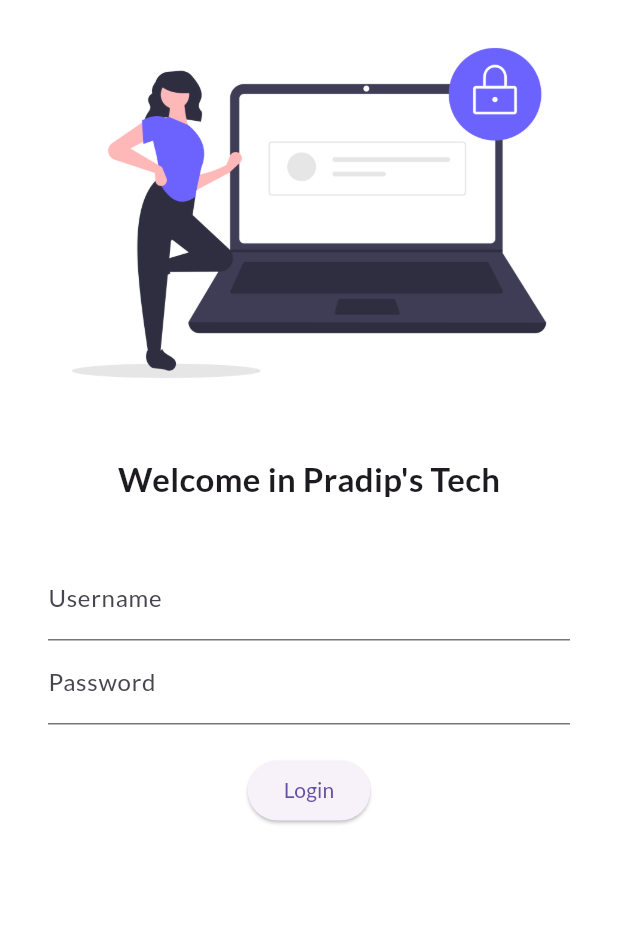
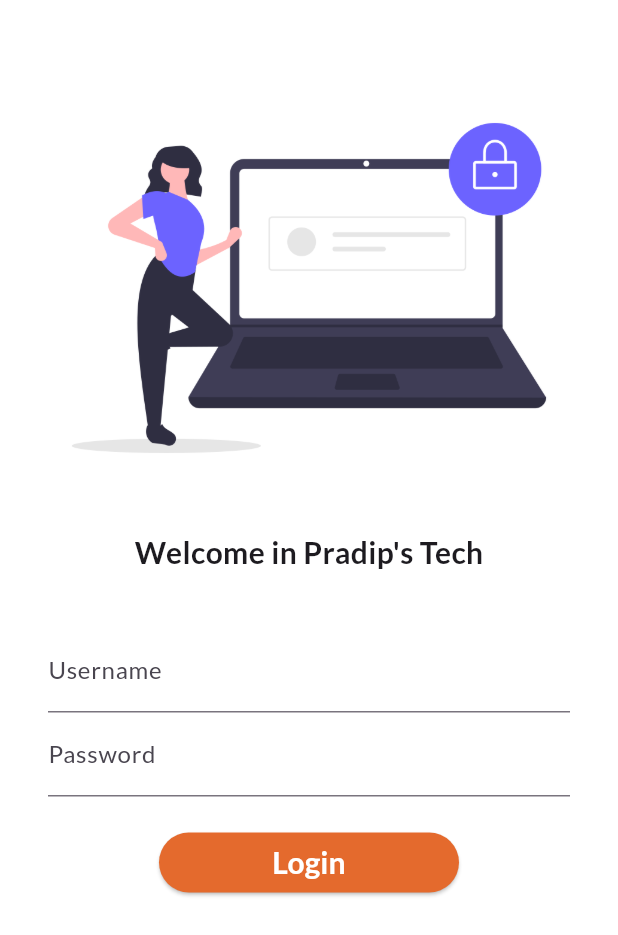
Before and after one commit to PradipKhandare/30-Days-Of-Flutter, a Flutter app: the screen it shows after launch, on a phone screen of 412 x 824 dp. Shown: the top 935 px of the screen. Run offline on Flutter 3.47's test engine with Material 3 defaults, Android fonts, the phone set to English and light mode, and no system bars; our stand-ins replace google_fonts.

Commit message:
Adding SingleChildScrollView_Navigators_ElevatedButton

```diff
--- /dev/null
+++ b/lib/Utils/routes.dart
@@ -0,0 +1,4 @@
+class MyRoutes {
+  static String loginRoute = "/LoginPage";
+  static String homeRoute = "/HomePage";
+}
--- a/lib/main.dart
+++ b/lib/main.dart
@@ -1,5 +1,6 @@
 import 'package:flutter/material.dart';
 import 'package:google_fonts/google_fonts.dart';
+import 'package:thirty_days_of_flutter/Utils/routes.dart';
 import 'package:thirty_days_of_flutter/pages/home_page.dart';
 import 'package:thirty_days_of_flutter/pages/login_page.dart';
 import 'package:google_fonts/google_fonts.dart';
@@ -14,6 +15,7 @@
   @override
   Widget build(BuildContext context) {
     return MaterialApp(
+      debugShowCheckedModeBanner: false,
       themeMode: ThemeMode.light,
       theme: ThemeData(
           primarySwatch: Colors.blue,
@@ -21,9 +23,9 @@
           primaryTextTheme: GoogleFonts.latoTextTheme()),
       initialRoute: "/",
       routes: {
-        "/": (context) => LoginPage(),
-        "/home": (context) => HomePage(),
-        "/login": (context) => LoginPage()
+        "/": (context) => const LoginPage(),
+        MyRoutes.loginRoute: (context) => const LoginPage(),
+        MyRoutes.homeRoute: (context) => const HomePage(),
       },
     );
   }
--- a/lib/pages/home_page.dart
+++ b/lib/pages/home_page.dart
@@ -17,9 +17,7 @@ class HomePage extends StatelessWidget {
       ),
       drawer: const Drawer(),
       body: Center(
-        child: Container(
-          child: Text("welcome to the $days days of flutter by $name"),
-        ),
+        child: Text("welcome to the $days days of flutter by $name"),
       ),
     );
   }
--- a/lib/pages/login_page.dart
+++ b/lib/pages/login_page.dart
@@ -1,4 +1,6 @@
 import 'package:flutter/material.dart';
+import 'package:google_fonts/google_fonts.dart';
+import 'package:thirty_days_of_flutter/Utils/routes.dart';
 
 class LoginPage extends StatelessWidget {
   const LoginPage({super.key});
@@ -7,8 +9,10 @@ class LoginPage extends StatelessWidget {
   Widget build(BuildContext context) {
     return Material(
         color: Colors.white,
+        child: SingleChildScrollView(
           child: Column(
             children: [
+              const SizedBox(height: 50),
               Image.asset(
                 "assets/images/loginimage.png",
                 fit: BoxFit.cover,
@@ -16,32 +20,47 @@ class LoginPage extends StatelessWidget {
               const SizedBox(height: 20),
               const Text(
                 "Welcome in Pradip's Tech",
-              style: TextStyle(fontSize: 22, fontWeight: FontWeight.bold),
+                style: TextStyle(fontSize: 20, fontWeight: FontWeight.bold),
               ),
               const SizedBox(height: 20),
               Padding(
-              padding:
-                  const EdgeInsets.symmetric(vertical: 16.0, horizontal: 32.0),
+                padding: const EdgeInsets.symmetric(
+                    vertical: 16.0, horizontal: 32.0),
                 child: Column(
                   children: [
                     TextFormField(
                       decoration: const InputDecoration(
-                        hintText: "Enter Your Username", labelText: "Username"),
+                          hintText: "Enter Your Username",
+                          labelText: "Username"),
                     ),
                     TextFormField(
                       obscureText: true,
                       decoration: const InputDecoration(
-                        hintText: "Enter Your Password", labelText: "Password"),
+                          hintText: "Enter Your Password",
+                          labelText: "Password"),
                     ),
                     const SizedBox(height: 20),
                     ElevatedButton(
-                      onPressed: () {},
-                      style: TextButton.styleFrom(),
-                      child: const Text('Login'))
+                      onPressed: () {
+                        Navigator.pushNamed(context, MyRoutes.homeRoute);
+                      },
+                      style: ElevatedButton.styleFrom(
+                        backgroundColor: const Color.fromARGB(255, 228, 106,
+                            45), // Change the background color here
+                        minimumSize: const Size(200, 40),
+                      ),
+                      child: const Text('Login',
+                          style: TextStyle(
+                            color: Colors.white,
+                            fontWeight: FontWeight.bold,
+                            fontSize: 20,
+                          )),
+                    )
                   ],
                 ),
               )
             ],
+          ),
         ));
   }
 }
```
Lines whose indentation alone changed are shown as unchanged.
